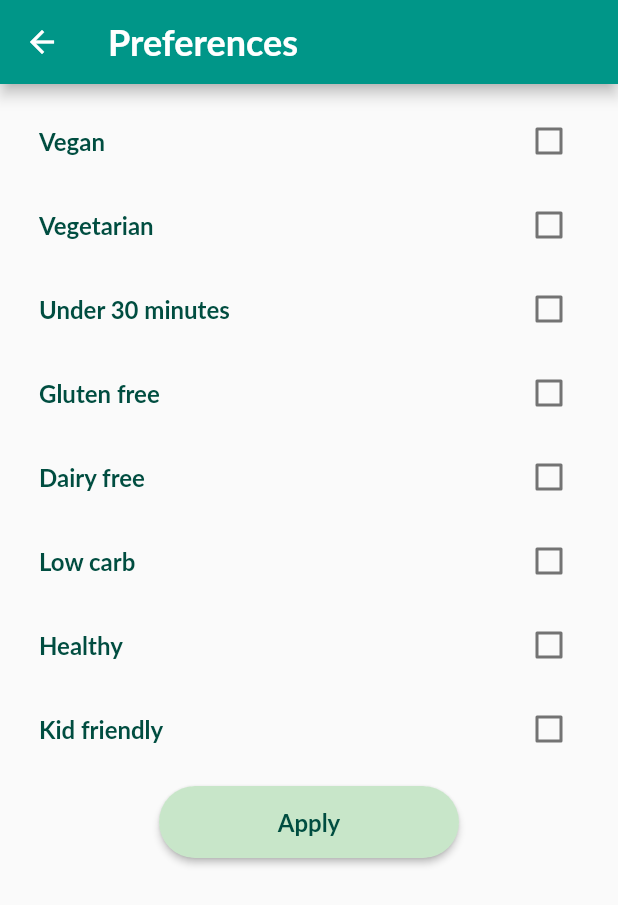
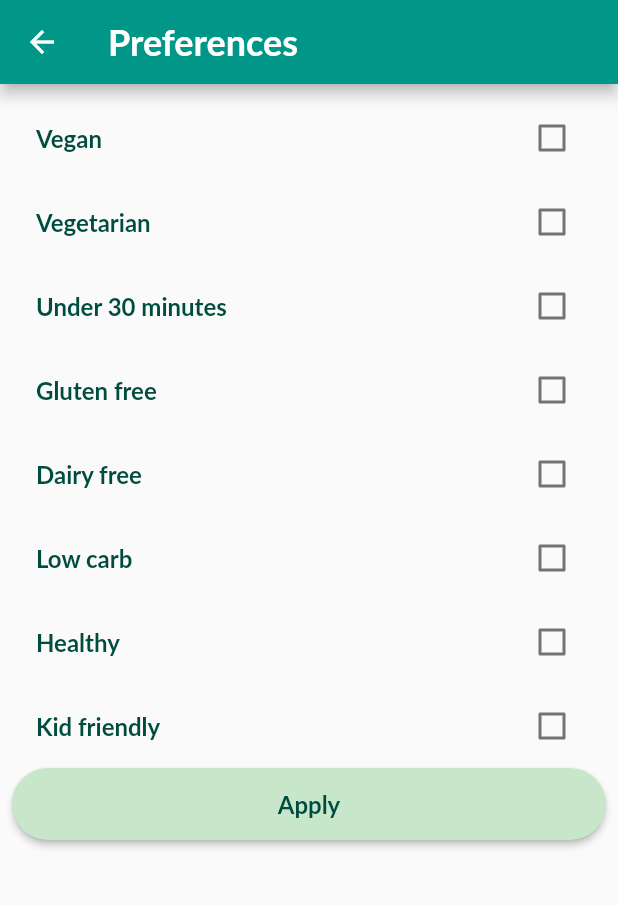
Before and after one commit to Ewelina96/Foodmatcher, a Flutter app: the screen it shows after launch, after a tap on "Breakfast", on a phone screen of 412 x 824 dp. Shown: the top 905 px of the screen. Run offline on Flutter 3.47's test engine with Material 2 defaults, Android fonts, the phone set to English and light mode, and no system bars; Roboto replaces fonts that are missing (Lato).

Commit message:
small code refactor

```diff
--- a/lib/dishes.dart
+++ b/lib/dishes.dart
@@ -32,7 +32,7 @@
         ),
         headers: {
           "x-rapidapi-host": "tasty.p.rapidapi.com",
-          "x-rapidapi-key": "API-KEY"
+          "x-rapidapi-key": "b687123a52mshe82b3cb6713b352p154f08jsn00cea7a2c943"
         });
     if (response.statusCode == 200) {
       var data = json.decode(response.body);
--- a/lib/meal_type.dart
+++ b/lib/meal_type.dart
@@ -19,11 +19,11 @@
           style: Theme.of(context).textTheme.headline1,
         ),
       ),
-      body: Center(
-        child: Column(
-          children: <Widget>[
+      body: Column(
+        mainAxisAlignment: MainAxisAlignment.spaceBetween,
+        children: [
           Container(
-              height: 200.0,
+            height: 150.0,
             decoration: BoxDecoration(
               boxShadow: [
                 BoxShadow(
@@ -43,63 +43,50 @@
               ),
             ),
           ),
-            ListView(
-              shrinkWrap: true,
-              padding: EdgeInsets.symmetric(horizontal: 24.0),
-              children: <Widget>[
-                SizedBox(height: 16.0),
-                RaisedButton(
+          _preferencesButton(
               onPressed: () {
                 _navigateToPreferences('breakfast');
               },
-                  child: Text(
-                    'Breakfast',
-                    style: Theme.of(context).textTheme.headline2,
-                  ),
-                ),
-                SizedBox(height: 16.0),
-                RaisedButton(
+              context: context,
+              text: 'Breakfast'),
+          _preferencesButton(
               onPressed: () {
                 _navigateToPreferences('lunch');
               },
-                  child: Text(
-                    'Lunch',
-                    style: Theme.of(context).textTheme.headline2,
-                  ),
-                ),
-                SizedBox(height: 16.0),
-                RaisedButton(
+              context: context,
+              text: 'Lunch'),
+          _preferencesButton(
               onPressed: () {
                 _navigateToPreferences('dinner');
               },
-                  child: Text(
-                    'Dinner',
-                    style: Theme.of(context).textTheme.headline2,
-                  ),
-                ),
-                SizedBox(height: 16.0),
-                RaisedButton(
+              context: context,
+              text: 'Dinner'),
+          _preferencesButton(
               onPressed: () {
                 _navigateToPreferences('dessert');
               },
-                  child: Text(
-                    'Dessert',
-                    style: Theme.of(context).textTheme.headline2,
-                  ),
-                ),
-                SizedBox(height: 16.0),
-                RaisedButton(
+              context: context,
+              text: 'Dessert'),
+          _preferencesButton(
               onPressed: () {
                 _navigateToPreferences('snacks');
               },
-                  child: Text(
-                    'Snacks',
-                    style: Theme.of(context).textTheme.headline2,
-                  ),
-                ),
+              context: context,
+              text: 'Snacks'),
         ],
       ),
-          ],
+    );
+  }
+
+  Widget _preferencesButton(
+      {BuildContext context, String text, Function onPressed}) {
+    return Padding(
+      padding: EdgeInsets.only(bottom: 8, left: 24, right: 24),
+      child: RaisedButton(
+        onPressed: onPressed,
+        child: Text(
+          text,
+          style: Theme.of(context).textTheme.headline2,
         ),
       ),
     );
--- a/lib/preferences_page.dart
+++ b/lib/preferences_page.dart
@@ -46,12 +46,8 @@
           style: Theme.of(context).textTheme.headline1,
         ),
       ),
-      body: Container(
-        child: Column(children: <Widget>[
-          ListView(
-              padding: EdgeInsets.all(10.0),
-              shrinkWrap: true,
-              children: <Widget>[
+      body: ListView(padding: EdgeInsets.all(8), children: <Widget>[
+        Column(children: <Widget>[
           CheckboxListTile(
               title: Text(
                 'Vegan',
@@ -125,12 +121,14 @@
                 _changeState(value, 'kid_friendly');
               }),
         ]),
-          RaisedButton(
+        Container(
+          width: 40,
+          child: RaisedButton(
             onPressed: _navigateToDishes,
             child: Text('Apply', style: Theme.of(context).textTheme.headline2),
           ),
+        ),
       ]),
-      ),
     );
   }
 }
```
Also changed, not shown: pubspec.lock. Lines whose indentation alone changed are shown as unchanged.
